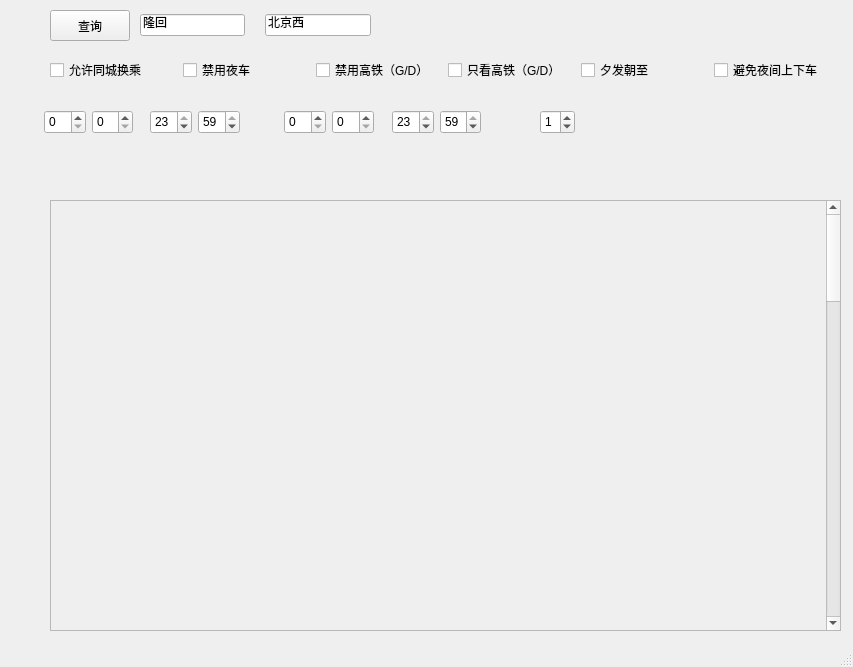
QDKStorm/China-Railway-Transfer-Planning, file mainwindow.ui: the form before one commit.
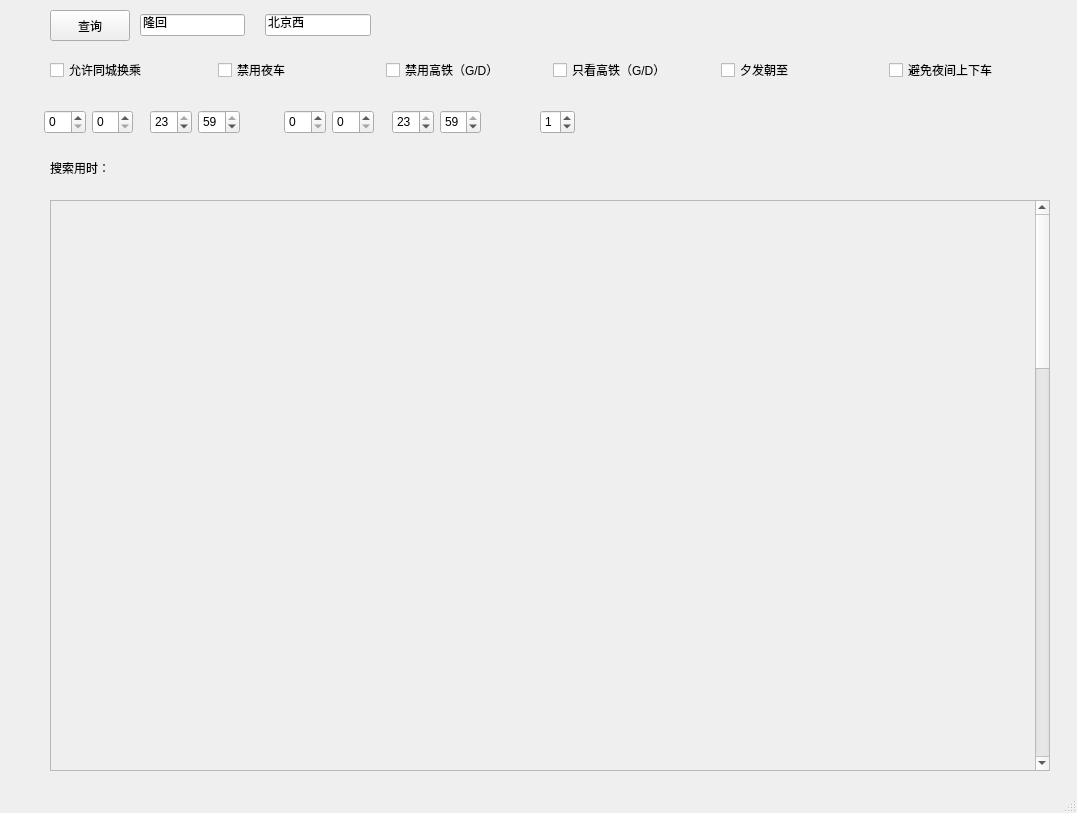
The form after the commit.

```diff
--- a/mainwindow.ui
+++ b/mainwindow.ui
@@ -6,8 +6,8 @@
    <rect>
     <x>0</x>
     <y>0</y>
-    <width>853</width>
-    <height>667</height>
+    <width>1077</width>
+    <height>813</height>
    </rect>
   </property>
   <property name="cursor">
@@ -38,8 +38,8 @@
      <rect>
       <x>50</x>
       <y>200</y>
-      <width>791</width>
-      <height>431</height>
+      <width>1000</width>
+      <height>571</height>
      </rect>
     </property>
     <property name="maximumSize">
@@ -59,19 +59,19 @@
       <rect>
        <x>0</x>
        <y>0</y>
-       <width>709</width>
+       <width>1000</width>
        <height>2000</height>
       </rect>
      </property>
      <property name="minimumSize">
       <size>
-       <width>709</width>
+       <width>1000</width>
        <height>2000</height>
       </size>
      </property>
      <property name="maximumSize">
       <size>
-       <width>709</width>
+       <width>1000</width>
        <height>2000</height>
       </size>
      </property>
@@ -80,16 +80,21 @@
        <rect>
         <x>0</x>
         <y>0</y>
-        <width>709</width>
+        <width>1000</width>
         <height>16777215</height>
        </rect>
       </property>
       <property name="minimumSize">
        <size>
-        <width>709</width>
+        <width>1000</width>
         <height>10000000</height>
        </size>
       </property>
+      <property name="font">
+       <font>
+        <pointsize>11</pointsize>
+       </font>
+      </property>
       <property name="text">
        <string/>
       </property>
@@ -126,7 +131,7 @@
      <rect>
       <x>50</x>
       <y>50</y>
-      <width>791</width>
+      <width>1001</width>
       <height>41</height>
      </rect>
     </property>
@@ -353,6 +358,19 @@
      <number>59</number>
     </property>
    </widget>
+   <widget class="QLabel" name="label_time">
+    <property name="geometry">
+     <rect>
+      <x>50</x>
+      <y>160</y>
+      <width>421</width>
+      <height>16</height>
+     </rect>
+    </property>
+    <property name="text">
+     <string>搜索用时：</string>
+    </property>
+   </widget>
   </widget>
   <widget class="QMenuBar" name="menubar">
    <property name="geometry">
```
Left out of the diff: 2 changed lines with no effect on the pictures.
